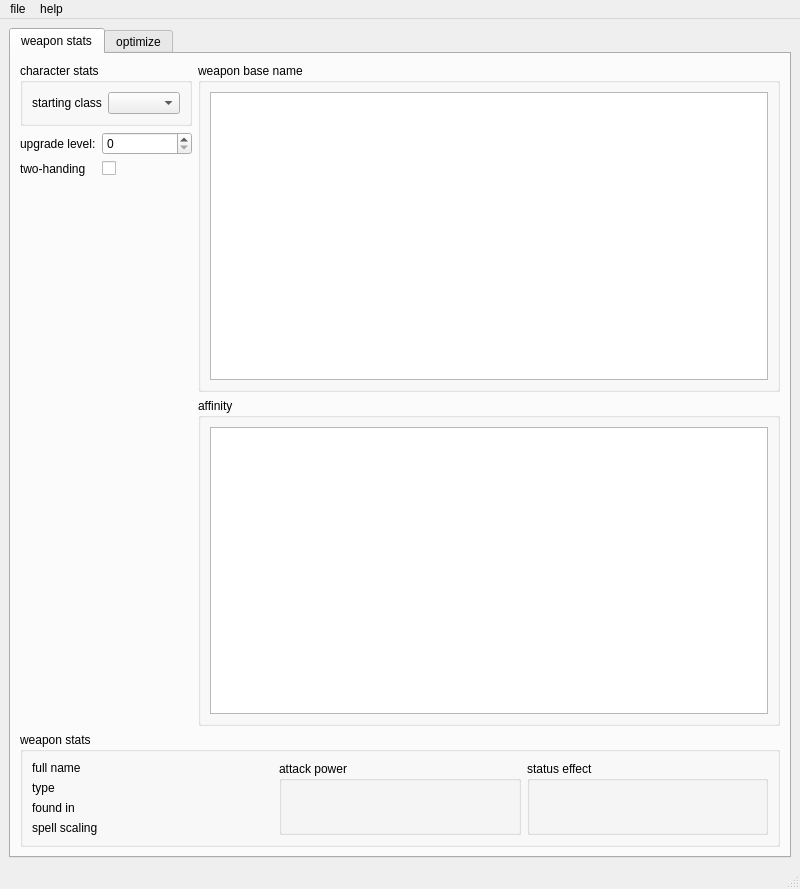
Qt form src/main_window.ui (hanslhansl/elden-ring-damage-optimizer) before a commit.
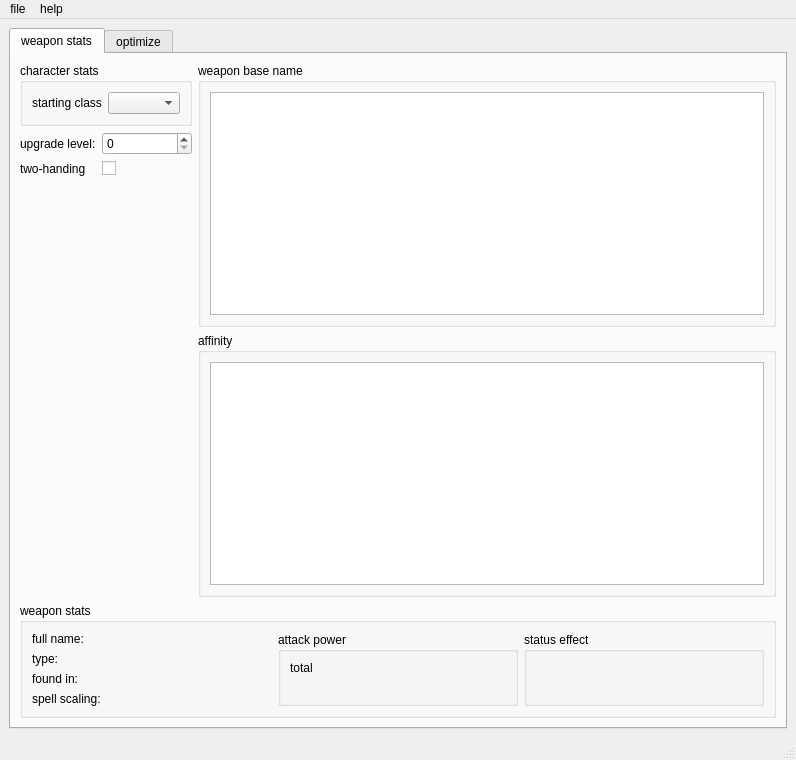
The same form after that commit.

```diff
--- a/src/main_window.ui
+++ b/src/main_window.ui
@@ -6,8 +6,8 @@
    <rect>
     <x>0</x>
     <y>0</y>
-    <width>800</width>
-    <height>889</height>
+    <width>796</width>
+    <height>760</height>
    </rect>
   </property>
   <property name="windowTitle">
@@ -134,7 +134,7 @@
                <item row="0" column="0">
                 <widget class="QLabel" name="label_5">
                  <property name="text">
-                  <string>full name</string>
+                  <string>full name:</string>
                  </property>
                 </widget>
                </item>
@@ -148,7 +148,7 @@
                <item row="1" column="0">
                 <widget class="QLabel" name="label_6">
                  <property name="text">
-                  <string>type</string>
+                  <string>type:</string>
                  </property>
                 </widget>
                </item>
@@ -162,7 +162,7 @@
                <item row="2" column="0">
                 <widget class="QLabel" name="label_4">
                  <property name="text">
-                  <string>found in</string>
+                  <string>found in:</string>
                  </property>
                 </widget>
                </item>
@@ -176,7 +176,7 @@
                <item row="3" column="0">
                 <widget class="QLabel" name="label_7">
                  <property name="text">
-                  <string>spell scaling</string>
+                  <string>spell scaling:</string>
                  </property>
                 </widget>
                </item>
@@ -196,6 +196,22 @@
              <property name="title">
               <string>attack power</string>
              </property>
+             <layout class="QFormLayout" name="attack_power_layout">
+              <item row="0" column="1">
+               <widget class="QLabel" name="total_attack_power_label">
+                <property name="text">
+                 <string/>
+                </property>
+               </widget>
+              </item>
+              <item row="0" column="0">
+               <widget class="QLabel" name="label_9">
+                <property name="text">
+                 <string>total</string>
+                </property>
+               </widget>
+              </item>
+             </layout>
             </widget>
            </item>
            <item>
@@ -224,7 +240,7 @@
     <rect>
      <x>0</x>
      <y>0</y>
-     <width>800</width>
+     <width>796</width>
      <height>33</height>
     </rect>
    </property>
```
Left out of the diff: 1 changed line with no effect on the pictures.
